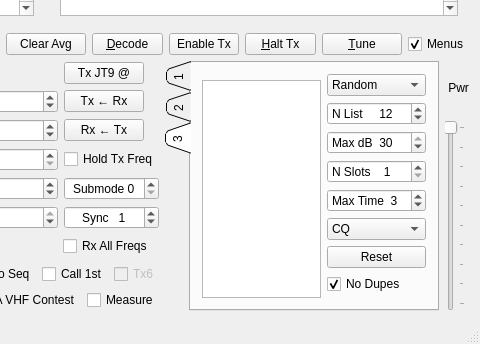
Qt form mainwindow.ui (saitohirga/WSJT-X) before a commit; both pictures show x 387 to 867 and y 211 to 555 of the 867 by 555 pixel window.
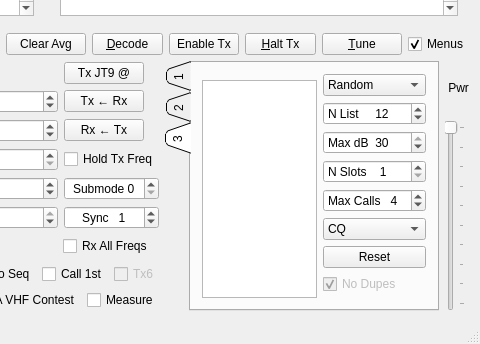
The same form after that commit. The open tabs and pages were chosen to show the change. Custom widgets are drawn as their Qt base class.

Commit message: Fix several Fox bugs.

What changed in the file:
```diff
--- a/mainwindow.ui
+++ b/mainwindow.ui
@@ -1888,7 +1888,7 @@
                       </size>
                      </property>
                      <property name="prefix">
-                      <string>Max Time  </string>
+                      <string>Max Calls   </string>
                      </property>
                      <property name="minimum">
                       <number>1</number>
@@ -1897,12 +1897,15 @@
                       <number>10</number>
                      </property>
                      <property name="value">
-                      <number>3</number>
+                      <number>4</number>
                      </property>
                     </widget>
                    </item>
                    <item row="7" column="0">
                     <widget class="QCheckBox" name="cbNoDupes">
+                     <property name="enabled">
+                      <bool>false</bool>
+                     </property>
                      <property name="text">
                       <string>No Dupes</string>
                      </property>
```
Left out of the diff: 2 changed lines with no effect on the pictures. The commit also changes 2 other files.
